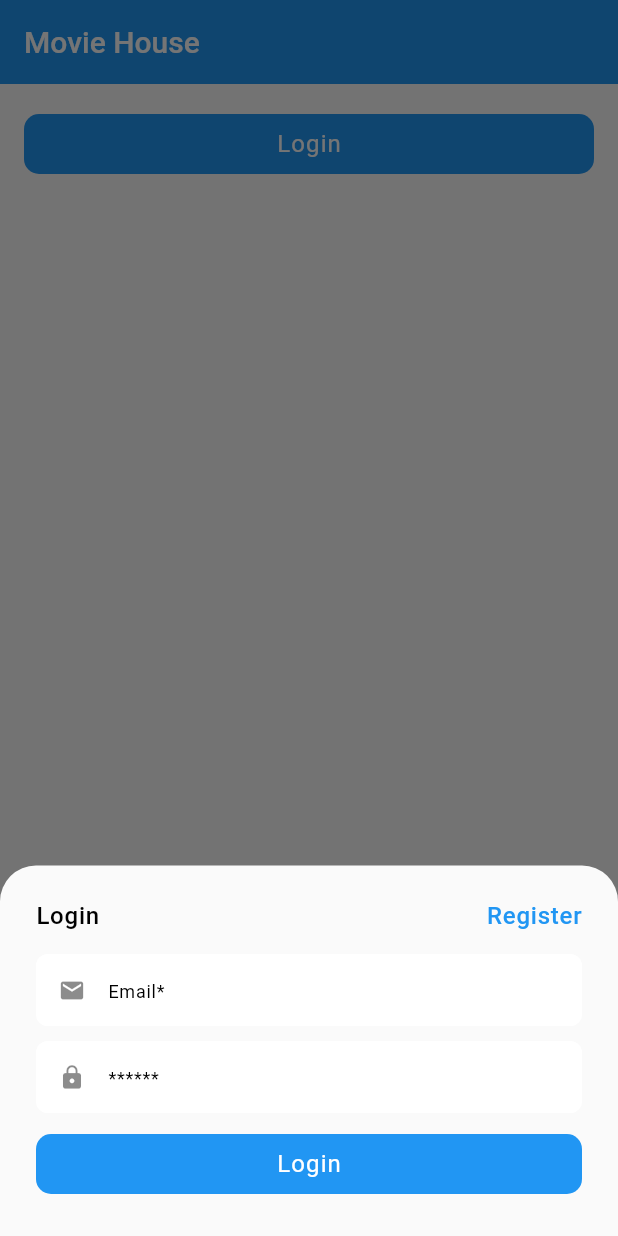
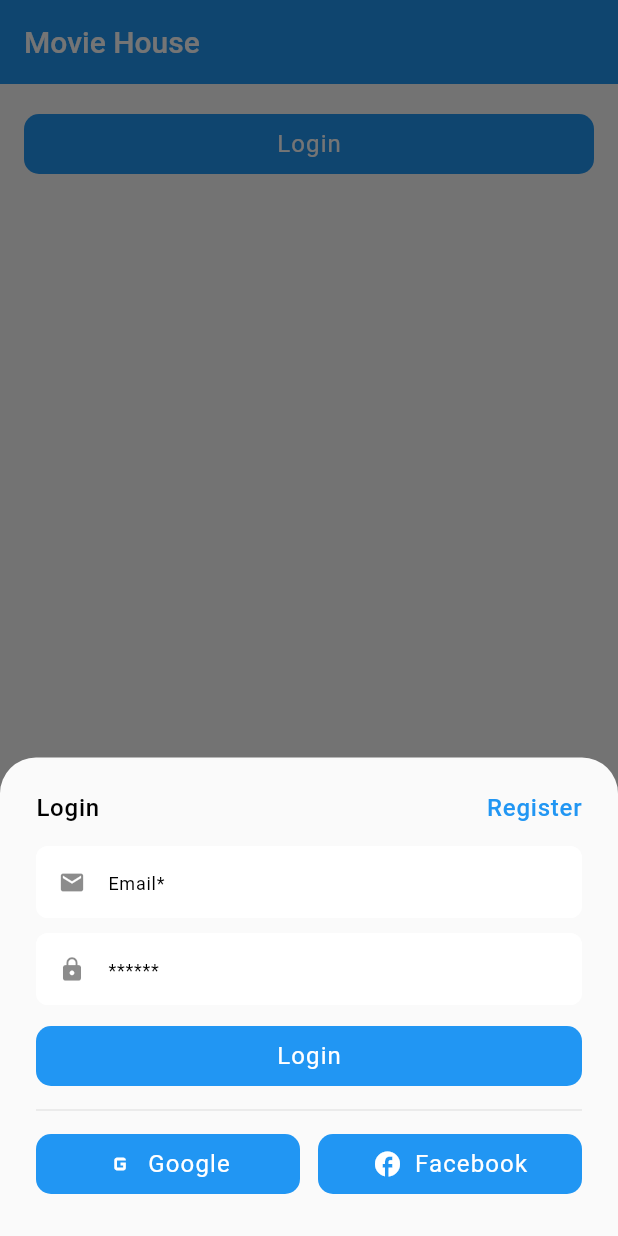
Before and after one commit to alamayub/movie_house, a Flutter app: the screen it shows after launch, item 6 of the bottom bar chosen, after a tap on "Login", on a phone screen of 412 x 824 dp. Run offline on Flutter 3.47's test engine with Material 2 defaults, Android fonts, the phone set to English and light mode, and no system bars; our stand-ins replace cached_network_image, carousel_slider, cloud_firestore, equatable, firebase_auth, firebase_core and 3 more; missing offline and left inert: flutter_facebook_auth; accounts and stored records are empty; network calls fail.

```diff
--- a/lib/config/theme.dart
+++ b/lib/config/theme.dart
@@ -7,7 +7,6 @@ ThemeData theme() {
       elevation: 0,
     ),
     bottomSheetTheme: const BottomSheetThemeData(
-
       shape: RoundedRectangleBorder(
         borderRadius: BorderRadius.only(
           topLeft: Radius.circular(24),
@@ -19,6 +18,8 @@ ThemeData theme() {
       elevation: 0,
       backgroundColor: Colors.white,
       type: BottomNavigationBarType.fixed,
+      selectedItemColor: Colors.blue,
+      unselectedItemColor: Colors.black45,
     ),
     inputDecorationTheme: InputDecorationTheme(
       isDense: true,
@@ -38,7 +39,7 @@ ThemeData theme() {
       errorStyle: textStyle(Colors.red),
       helperStyle: textStyle(Colors.black),
       contentPadding: const EdgeInsets.all(12),
-    )
+    ),
   );
 }
 
--- a/lib/screens/movie_house.dart
+++ b/lib/screens/movie_house.dart
@@ -55,37 +55,34 @@ class _MovieHouseState extends State<MovieHouse> {
       ),
       bottomNavigationBar: BottomNavigationBar(
         currentIndex: _currentIndex,
-        type: BottomNavigationBarType.fixed,
         onTap: (val) {
           setState(() => _currentIndex = val);
         },
-        items: const [
-          BottomNavigationBarItem(
-            icon: Icon(Icons.home_filled),
-            label: 'Home',
-          ),
-          BottomNavigationBarItem(
-            icon: Icon(Icons.search),
-            label: 'Search',
-          ),
-          BottomNavigationBarItem(
-            icon: Icon(Icons.trending_up),
-            label: 'Trending',
-          ),
-          BottomNavigationBarItem(
-            icon: Icon(Icons.category),
-            label: 'Genre',
-          ),
-          BottomNavigationBarItem(
-            icon: Icon(Icons.history),
-            label: 'History',
-          ),
-          BottomNavigationBarItem(
-            icon: Icon(Icons.person),
-            label: 'Profile',
-          ),
-        ],
+        items: menuLists
+            .map((e) => BottomNavigationBarItem(
+                  icon: Icon(e.iconData),
+                  label: e.label,
+                ))
+            .toList(),
       ),
     );
   }
 }
+
+class BottomMenu {
+  final IconData iconData;
+  final String label;
+  const BottomMenu({
+    required this.iconData,
+    required this.label,
+  });
+}
+
+List<BottomMenu> menuLists = const [
+  BottomMenu(iconData: Icons.home_filled, label: 'Home'),
+  BottomMenu(iconData: Icons.search, label: 'Search'),
+  BottomMenu(iconData: Icons.trending_up, label: 'Trending'),
+  BottomMenu(iconData: Icons.category, label: 'Genre'),
+  BottomMenu(iconData: Icons.history, label: 'History'),
+  BottomMenu(iconData: Icons.person, label: 'Profile'),
+];
--- a/lib/screens/profile_screen.dart
+++ b/lib/screens/profile_screen.dart
@@ -19,7 +19,8 @@ class _ProfileScreenState extends State<ProfileScreen> {
   bool loading = false;
   @override
   Widget build(BuildContext context) {
-    return SingleChildScrollView(
+    return SafeArea(
+      child: SingleChildScrollView(
         padding: const EdgeInsets.all(16),
         physics: const BouncingScrollPhysics(),
         child: StreamBuilder(
@@ -34,12 +35,12 @@ class _ProfileScreenState extends State<ProfileScreen> {
                       widget: Column(
                         children: [
                           CustomTextWidget(
+                            isTitle: true,
                             title: user.displayName ?? '',
-                          isTitle: true,
                           ),
                           CustomTextWidget(
+                            date: true,
                             title: user.email!,
-                          date: true,
                           ),
                         ],
                       ),
@@ -155,6 +156,7 @@ class _ProfileScreenState extends State<ProfileScreen> {
             }
             return const Loader();
           },
+        ),
       ),
     );
   }
@@ -316,6 +318,58 @@ showLoginOptions(BuildContext context) {
                       }
                     },
                   ),
+                  const Divider(height: 24),
+                  Row(
+                    mainAxisAlignment: MainAxisAlignment.spaceBetween,
+                    children: [
+                      Expanded(
+                        child: CustomMaterialButton(
+                          title: 'Google',
+                          onPressed: () async {
+                            try {
+                              setModalState(() => loading = true);
+                              await FirebaseAuthProvider().signInWithGoogle();
+                              // ignore: use_build_context_synchronously
+                              Navigator.of(context).pop();
+                            } catch (e) {
+                              setModalState(() => loading = false);
+                              // ignore: use_build_context_synchronously
+                              await showMessageDialog(
+                                context,
+                                'Error',
+                                e.toString(),
+                              );
+                            }
+                            setModalState(() => loading = false);
+                          },
+                          iconData: Icons.g_mobiledata_outlined,
+                        ),
+                      ),
+                      const SizedBox(width: 12),
+                      Expanded(
+                        child: CustomMaterialButton(
+                          title: 'Facebook',
+                          onPressed: () async {
+                            try {
+                              setModalState(() => loading = true);
+                              await FirebaseAuthProvider().signInWithFacebook();
+                              // ignore: use_build_context_synchronously
+                              Navigator.of(context).pop();
+                            } catch (e) {
+                              setModalState(() => loading = false);
+                              // ignore: use_build_context_synchronously
+                              await showMessageDialog(
+                                context,
+                                'Error',
+                                e.toString(),
+                              );
+                            }
+                          },
+                          iconData: Icons.facebook,
+                        ),
+                      ),
+                    ],
+                  ),
                 ],
               ),
       ),
@@ -389,53 +443,3 @@ class MyProfileWidget extends StatelessWidget {
     );
   }
 }
-
-
-/*const Divider(),
-                  Row(
-                    children: [
-                      Expanded(
-                        child: CustomMaterialButton(
-                          title: 'Google',
-                          onPressed: () async {
-                            try {
-                              setModalState(() => loading = true);
-                              await FirebaseAuthProvider().signInWithGoogle();
-                              // ignore: use_build_context_synchronously
-                              Navigator.of(context).pop();
-                            } catch (e) {
-                              await showMessageDialog(
-                                context,
-                                'Error',
-                                e.toString(),
-                              );
-                            }
-                            setModalState(() => loading = false);
-                          },
-                          iconData: Icons.g_mobiledata_outlined,
-                        ),
-                      ),
-                      const SizedBox(width: 10),
-                      Expanded(
-                        child: CustomMaterialButton(
-                          title: 'Facebook',
-                          onPressed: () async {
-                            try {
-                              setModalState(() => loading = true);
-                              await FirebaseAuthProvider().signInWithFacebook();
-                              // ignore: use_build_context_synchronously
-                              Navigator.of(context).pop();
-                            } catch (e) {
-                              await showMessageDialog(
-                                context,
-                                'Error',
-                                e.toString(),
-                              );
-                            }
-                            setModalState(() => loading = false);
-                          },
-                          iconData: Icons.facebook,
-                        ),
-                      ),
-                    ],
-                  )*/
--- a/lib/screens/trending_screen.dart
+++ b/lib/screens/trending_screen.dart
@@ -50,7 +50,6 @@ class TrendingMediaWidget extends StatelessWidget {
       child: FutureBuilder<List<MovieModel>>(
         future: Api().getTrendingMovies(type),
         builder: (_, snap) {
-          // getTrendingMovies
           if(snap.connectionState == ConnectionState.done) {
             if(snap.hasData) {
               final List<MovieModel> movies = snap.data!;
--- a/lib/screens/watch_history_screen.dart
+++ b/lib/screens/watch_history_screen.dart
@@ -8,7 +8,6 @@ import 'package:movie_house/widgets/custom_image_provider.dart';
 import 'package:movie_house/widgets/custom_text_widget.dart';
 import 'package:movie_house/widgets/loader.dart';
 
-import '../config/constants.dart';
 import '../config/helper.dart';
 
 class WatchHistoryScreen extends StatelessWidget {
@@ -126,7 +125,7 @@ class GetRecentMovieWidget extends StatelessWidget {
                   ),
                   clipBehavior: Clip.antiAlias,
                   child: CustomImageProvider(
-                    image: '$IMAGE_URL${movie.posterPath}',
+                    image: movie.posterPath,
                   ),
                 ),
                 const SizedBox(width: 10),
--- a/lib/widgets/movie_card.dart
+++ b/lib/widgets/movie_card.dart
@@ -1,8 +1,6 @@
 import 'package:flutter/material.dart';
-import '../config/constants.dart';
 import '../models/movie_model.dart';
 import 'custom_image_provider.dart';
-// import 'custom_rating_bar.dart';
 import 'custom_text_widget.dart';
 import 'movie_detail.dart';
 
@@ -35,7 +33,7 @@ class MovieCard extends StatelessWidget {
               ),
               clipBehavior: Clip.antiAlias,
               child: CustomImageProvider(
-                image: '$IMAGE_URL${movieModel.posterPath}',
+                image: movieModel.posterPath,
               ),
             ),
             const SizedBox(width: 16),
```
Also changed, not shown: lib/widgets/custom_image_provider.dart (+5 -3 lines), lib/widgets/movie_detail.dart (+0 -13 lines), lib/widgets/person_card.dart (+1 -7 lines), lib/widgets/trending_widget.dart (+0 -102 lines). Lines whose indentation alone changed are shown as unchanged.
